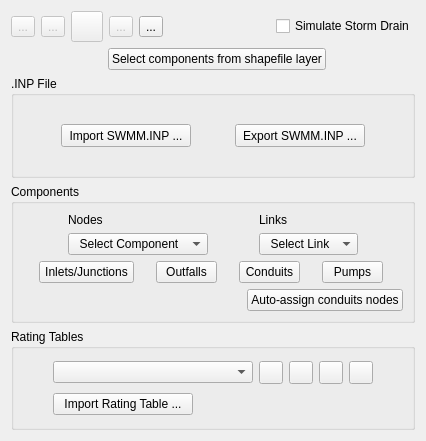
Before: the Qt Designer form flo2d/ui/storm_drain_editor.ui in FLO-2DSoftware/qgis-flo-2d-plugin, drawn with Qt 5.
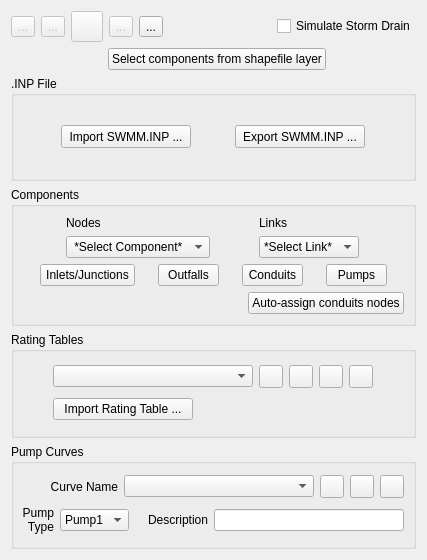
After: the same form once the commit is applied. Icons and pictures are not drawn.

Commit message: SD pumps curve functionality from SD widget

Diff of the .ui file:
```diff
--- a/flo2d/ui/storm_drain_editor.ui
+++ b/flo2d/ui/storm_drain_editor.ui
@@ -6,8 +6,8 @@
    <rect>
     <x>0</x>
     <y>0</y>
-    <width>426</width>
-    <height>441</height>
+    <width>427</width>
+    <height>560</height>
    </rect>
   </property>
   <property name="minimumSize">
@@ -19,7 +19,188 @@
   <property name="windowTitle">
    <string>FLO-2D Widget</string>
   </property>
-  <layout class="QGridLayout" name="gridLayout_6">
+  <layout class="QGridLayout" name="gridLayout_5">
+   <item row="0" column="0">
+    <widget class="QToolButton" name="create_point_btn">
+     <property name="enabled">
+      <bool>false</bool>
+     </property>
+     <property name="toolTip">
+      <string>Add storm drain ooint</string>
+     </property>
+     <property name="text">
+      <string>...</string>
+     </property>
+     <property name="icon">
+      <iconset>
+       <normaloff>../../../../../img/mActionCapturePoint.png</normaloff>../../../../../img/mActionCapturePoint.png</iconset>
+     </property>
+     <property name="iconSize">
+      <size>
+       <width>24</width>
+       <height>24</height>
+      </size>
+     </property>
+    </widget>
+   </item>
+   <item row="0" column="1">
+    <widget class="QToolButton" name="save_changes_btn">
+     <property name="enabled">
+      <bool>false</bool>
+     </property>
+     <property name="toolTip">
+      <string>Save current storm drain points</string>
+     </property>
+     <property name="text">
+      <string>...</string>
+     </property>
+     <property name="icon">
+      <iconset>
+       <normaloff>../../../../../img/mActionSaveAllEdits.svg</normaloff>../../../../../img/mActionSaveAllEdits.svg</iconset>
+     </property>
+     <property name="iconSize">
+      <size>
+       <width>24</width>
+       <height>24</height>
+      </size>
+     </property>
+    </widget>
+   </item>
+   <item row="0" column="2">
+    <widget class="QToolButton" name="revert_changes_btn">
+     <property name="enabled">
+      <bool>false</bool>
+     </property>
+     <property name="maximumSize">
+      <size>
+       <width>16777215</width>
+       <height>16777215</height>
+      </size>
+     </property>
+     <property name="toolTip">
+      <string>Revert unsaved changes for current storm drain point</string>
+     </property>
+     <property name="text">
+      <string/>
+     </property>
+     <property name="icon">
+      <iconset>
+       <normaloff>../../../../../img/mActionUndo.svg</normaloff>../../../../../img/mActionUndo.svg</iconset>
+     </property>
+     <property name="iconSize">
+      <size>
+       <width>24</width>
+       <height>24</height>
+      </size>
+     </property>
+    </widget>
+   </item>
+   <item row="0" column="3">
+    <widget class="QToolButton" name="delete_btn">
+     <property name="enabled">
+      <bool>false</bool>
+     </property>
+     <property name="toolTip">
+      <string>Delete Current storm drain point</string>
+     </property>
+     <property name="text">
+      <string>...</string>
+     </property>
+     <property name="icon">
+      <iconset>
+       <normaloff>../../../../../img/mActionDeleteSelected.svg</normaloff>../../../../../img/mActionDeleteSelected.svg</iconset>
+     </property>
+     <property name="iconSize">
+      <size>
+       <width>24</width>
+       <height>24</height>
+      </size>
+     </property>
+    </widget>
+   </item>
+   <item row="0" column="4">
+    <widget class="QToolButton" name="schema_storm_drain_btn">
+     <property name="enabled">
+      <bool>true</bool>
+     </property>
+     <property name="toolTip">
+      <string>Schematize storm drain components</string>
+     </property>
+     <property name="text">
+      <string>...</string>
+     </property>
+     <property name="icon">
+      <iconset>
+       <normaloff>../../../../../img/schematize_res.svg</normaloff>../../../../../img/schematize_res.svg</iconset>
+     </property>
+     <property name="iconSize">
+      <size>
+       <width>24</width>
+       <height>24</height>
+      </size>
+     </property>
+    </widget>
+   </item>
+   <item row="0" column="5">
+    <spacer name="horizontalSpacer_3">
+     <property name="orientation">
+      <enum>Qt::Horizontal</enum>
+     </property>
+     <property name="sizeHint" stdset="0">
+      <size>
+       <width>44</width>
+       <height>20</height>
+      </size>
+     </property>
+    </spacer>
+   </item>
+   <item row="0" column="6">
+    <widget class="QCheckBox" name="simulate_stormdrain_chbox">
+     <property name="text">
+      <string>Simulate Storm Drain</string>
+     </property>
+    </widget>
+   </item>
+   <item row="1" column="0" colspan="7">
+    <layout class="QGridLayout" name="gridLayout">
+     <item row="0" column="0">
+      <spacer name="horizontalSpacer">
+       <property name="orientation">
+        <enum>Qt::Horizontal</enum>
+       </property>
+       <property name="sizeHint" stdset="0">
+        <size>
+         <width>102</width>
+         <height>20</height>
+        </size>
+       </property>
+      </spacer>
+     </item>
+     <item row="0" column="1">
+      <widget class="QPushButton" name="import_shapefile_btn">
+       <property name="enabled">
+        <bool>true</bool>
+       </property>
+       <property name="text">
+        <string>Select components from shapefile layer</string>
+       </property>
+      </widget>
+     </item>
+     <item row="0" column="2">
+      <spacer name="horizontalSpacer_2">
+       <property name="orientation">
+        <enum>Qt::Horizontal</enum>
+       </property>
+       <property name="sizeHint" stdset="0">
+        <size>
+         <width>94</width>
+         <height>20</height>
+        </size>
+       </property>
+      </spacer>
+     </item>
+    </layout>
+   </item>
    <item row="2" column="0" colspan="7">
     <widget class="QGroupBox" name="box_Inp">
      <property name="title">
@@ -64,140 +245,6 @@
      </layout>
     </widget>
    </item>
-   <item row="4" column="0" colspan="7">
-    <widget class="QGroupBox" name="rating_tables_group">
-     <property name="title">
-      <string>Rating Tables</string>
-     </property>
-     <layout class="QGridLayout" name="gridLayout_4">
-      <item row="0" column="0">
-       <layout class="QHBoxLayout" name="horizontalLayout_3">
-        <item>
-         <widget class="QComboBox" name="SD_rating_table_cbo">
-          <property name="enabled">
-           <bool>true</bool>
-          </property>
-          <property name="sizePolicy">
-           <sizepolicy hsizetype="Preferred" vsizetype="Fixed">
-            <horstretch>0</horstretch>
-            <verstretch>0</verstretch>
-           </sizepolicy>
-          </property>
-          <property name="minimumSize">
-           <size>
-            <width>200</width>
-            <height>0</height>
-           </size>
-          </property>
-          <property name="maximumSize">
-           <size>
-            <width>500</width>
-            <height>16777215</height>
-           </size>
-          </property>
-          <property name="maxVisibleItems">
-           <number>20</number>
-          </property>
-         </widget>
-        </item>
-        <item>
-         <layout class="QHBoxLayout" name="horizontalLayout_2">
-          <item>
-           <widget class="QToolButton" name="show_table_btn">
-            <property name="enabled">
-             <bool>true</bool>
-            </property>
-            <property name="toolTip">
-             <string>Show inlet rating table</string>
-            </property>
-            <property name="text">
-             <string/>
-            </property>
-           </widget>
-          </item>
-          <item>
-           <widget class="QToolButton" name="add_one_rtable_btn">
-            <property name="enabled">
-             <bool>true</bool>
-            </property>
-            <property name="toolTip">
-             <string>Add inlet rating table</string>
-            </property>
-            <property name="text">
-             <string/>
-            </property>
-            <property name="icon">
-             <iconset>
-              <normaloff>../img/add_bc_data.svg</normaloff>../img/add_bc_data.svg</iconset>
-            </property>
-           </widget>
-          </item>
-          <item>
-           <widget class="QToolButton" name="remove_rtable_btn">
-            <property name="enabled">
-             <bool>true</bool>
-            </property>
-            <property name="toolTip">
-             <string>Remove inlet rating table</string>
-            </property>
-            <property name="text">
-             <string/>
-            </property>
-            <property name="icon">
-             <iconset>
-              <normaloff>../img/mActionDeleteSelected.svg</normaloff>../img/mActionDeleteSelected.svg</iconset>
-            </property>
-           </widget>
-          </item>
-          <item>
-           <widget class="QToolButton" name="rename_rtable_btn">
-            <property name="enabled">
-             <bool>true</bool>
-            </property>
-            <property name="toolTip">
-             <string>Rename inlet rating table</string>
-            </property>
-            <property name="text">
-             <string/>
-            </property>
-            <property name="icon">
-             <iconset>
-              <normaloff>../img/change_name.svg</normaloff>../img/change_name.svg</iconset>
-            </property>
-           </widget>
-          </item>
-         </layout>
-        </item>
-       </layout>
-      </item>
-      <item row="1" column="0">
-       <widget class="QPushButton" name="import_rating_table_btn">
-        <property name="sizePolicy">
-         <sizepolicy hsizetype="Fixed" vsizetype="Fixed">
-          <horstretch>0</horstretch>
-          <verstretch>0</verstretch>
-         </sizepolicy>
-        </property>
-        <property name="minimumSize">
-         <size>
-          <width>140</width>
-          <height>0</height>
-         </size>
-        </property>
-        <property name="maximumSize">
-         <size>
-          <width>140</width>
-          <height>16777215</height>
-         </size>
-        </property>
-        <property name="text">
-         <string>Import Rating Table ...</string>
-        </property>
-       </widget>
-      </item>
-     </layout>
-    </widget>
-   </item>
    <item row="3" column="0" colspan="7">
     <widget class="QGroupBox" name="components_group">
      <property name="title">
@@ -335,7 +382,7 @@
             </property>
             <item>
              <property name="text">
-              <string>  Select Component  </string>
+              <string> *Select Component* </string>
              </property>
             </item>
             <item>
@@ -370,11 +417,11 @@
              </sizepolicy>
             </property>
             <property name="currentText">
-             <string>  Select Link  </string>
+             <string>*Select Link*</string>
             </property>
             <item>
              <property name="text">
-              <string>  Select Link  </string>
+              <string>*Select Link*</string>
              </property>
             </item>
             <item>
@@ -406,187 +453,377 @@
      </layout>
     </widget>
    </item>
-   <item row="0" column="0">
-    <widget class="QToolButton" name="create_point_btn">
-     <property name="enabled">
-      <bool>false</bool>
+   <item row="4" column="0" colspan="7">
+    <widget class="QGroupBox" name="rating_tables_group">
+     <property name="title">
+      <string>Rating Tables</string>
      </property>
-     <property name="toolTip">
-      <string>Add storm drain ooint</string>
-     </property>
-     <property name="text">
-      <string>...</string>
-     </property>
-     <property name="icon">
-      <iconset>
-       <normaloff>../../../../../img/mActionCapturePoint.png</normaloff>../../../../../img/mActionCapturePoint.png</iconset>
-     </property>
-     <property name="iconSize">
-      <size>
-       <width>24</width>
-       <height>24</height>
-      </size>
-     </property>
+     <layout class="QGridLayout" name="gridLayout_4">
+      <item row="0" column="0">
+       <layout class="QHBoxLayout" name="horizontalLayout_3">
+        <item>
+         <widget class="QComboBox" name="SD_rating_table_cbo">
+          <property name="enabled">
+           <bool>true</bool>
+          </property>
+          <property name="sizePolicy">
+           <sizepolicy hsizetype="Preferred" vsizetype="Fixed">
+            <horstretch>0</horstretch>
+            <verstretch>0</verstretch>
+           </sizepolicy>
+          </property>
+          <property name="minimumSize">
+           <size>
+            <width>200</width>
+            <height>0</height>
+           </size>
+          </property>
+          <property name="maximumSize">
+           <size>
+            <width>500</width>
+            <height>16777215</height>
+           </size>
+          </property>
+          <property name="maxVisibleItems">
+           <number>20</number>
+          </property>
+         </widget>
+        </item>
+        <item>
+         <layout class="QHBoxLayout" name="horizontalLayout_2">
+          <item>
+           <widget class="QToolButton" name="show_table_btn">
+            <property name="enabled">
+             <bool>true</bool>
+            </property>
+            <property name="toolTip">
+             <string>Show inlet rating table</string>
+            </property>
+            <property name="text">
+             <string/>
+            </property>
+            <property name="icon">
+             <iconset>
+              <normaloff>../img/show_cont_table.svg</normaloff>../img/show_cont_table.svg</iconset>
+            </property>
+           </widget>
+          </item>
+          <item>
+           <widget class="QToolButton" name="add_one_rtable_btn">
+            <property name="enabled">
+             <bool>true</bool>
+            </property>
+            <property name="toolTip">
+             <string>Add inlet rating table</string>
+            </property>
+            <property name="text">
+             <string/>
+            </property>
+            <property name="icon">
+             <iconset>
+              <normaloff>../img/add_table_data.svg</normaloff>../img/add_table_data.svg</iconset>
+            </property>
+           </widget>
+          </item>
+          <item>
+           <widget class="QToolButton" name="remove_rtable_btn">
+            <property name="enabled">
+             <bool>true</bool>
+            </property>
+            <property name="toolTip">
+             <string>Remove inlet rating table</string>
+            </property>
+            <property name="text">
+             <string/>
+            </property>
+            <property name="icon">
+             <iconset>
+              <normaloff>../img/mActionDeleteSelected.svg</normaloff>../img/mActionDeleteSelected.svg</iconset>
+            </property>
+           </widget>
+          </item>
+          <item>
+           <widget class="QToolButton" name="rename_rtable_btn">
+            <property name="enabled">
+             <bool>true</bool>
+            </property>
+            <property name="toolTip">
+             <string>Rename inlet rating table</string>
+            </property>
+            <property name="text">
+             <string/>
+            </property>
+            <property name="icon">
+             <iconset>
+              <normaloff>../img/change_name.svg</normaloff>../img/change_name.svg</iconset>
+            </property>
+           </widget>
+          </item>
+         </layout>
+        </item>
+       </layout>
+      </item>
+      <item row="1" column="0">
+       <widget class="QPushButton" name="import_rating_table_btn">
+        <property name="sizePolicy">
+         <sizepolicy hsizetype="Fixed" vsizetype="Fixed">
+          <horstretch>0</horstretch>
+          <verstretch>0</verstretch>
+         </sizepolicy>
+        </property>
+        <property name="minimumSize">
+         <size>
+          <width>140</width>
+          <height>0</height>
+         </size>
+        </property>
+        <property name="maximumSize">
+         <size>
+          <width>140</width>
+          <height>16777215</height>
+         </size>
+        </property>
+        <property name="text">
+         <string>Import Rating Table ...</string>
+        </property>
+       </widget>
+      </item>
+     </layout>
     </widget>
    </item>
-   <item row="0" column="1">
-    <widget class="QToolButton" name="save_changes_btn">
-     <property name="enabled">
-      <bool>false</bool>
+   <item row="5" column="0" colspan="7">
+    <widget class="QGroupBox" name="groupBox">
+     <property name="title">
+      <string>Pump Curves</string>
      </property>
-     <property name="toolTip">
-      <string>Save current storm drain points</string>
+     <property name="alignment">
+      <set>Qt::AlignLeading|Qt::AlignLeft|Qt::AlignTop</set>
      </property>
-     <property name="text">
-      <string>...</string>
-     </property>
-     <property name="icon">
-      <iconset>
-       <normaloff>../../../../../img/mActionSaveAllEdits.svg</normaloff>../../../../../img/mActionSaveAllEdits.svg</iconset>
-     </property>
-     <property name="iconSize">
-      <size>
-       <width>24</width>
-       <height>24</height>
-      </size>
-     </property>
-    </widget>
-   </item>
-   <item row="0" column="3">
-    <widget class="QToolButton" name="delete_btn">
-     <property name="enabled">
+     <property name="flat">
       <bool>false</bool>
      </property>
-     <property name="toolTip">
-      <string>Delete Current storm drain point</string>
-     </property>
-     <property name="text">
-      <string>...</string>
-     </property>
-     <property name="icon">
-      <iconset>
-       <normaloff>../../../../../img/mActionDeleteSelected.svg</normaloff>../../../../../img/mActionDeleteSelected.svg</iconset>
-     </property>
-     <property name="iconSize">
-      <size>
-       <width>24</width>
-       <height>24</height>
-      </size>
-     </property>
+     <layout class="QVBoxLayout" name="verticalLayout_3">
+      <item>
+       <layout class="QHBoxLayout" name="horizontalLayout_9">
+        <item>
+         <layout class="QHBoxLayout" name="horizontalLayout_6">
+          <item>
+           <widget class="QLabel" name="label_7">
+            <property name="text">
+             <string>Curve Name</string>
+            </property>
+            <property name="alignment">
+             <set>Qt::AlignRight|Qt::AlignTrailing|Qt::AlignVCenter</set>
+            </property>
+            <property name="wordWrap">
+             <bool>true</bool>
+            </property>
+           </widget>
+          </item>
+          <item>
+           <widget class="QComboBox" name="pump_curve_cbo">
+            <property name="sizePolicy">
+             <sizepolicy hsizetype="Fixed" vsizetype="Fixed">
+              <horstretch>0</horstretch>
+              <verstretch>0</verstretch>
+             </sizepolicy>
+            </property>
+            <property name="minimumSize">
+             <size>
+              <width>190</width>
+              <height>22</height>
+             </size>
+            </property>
+            <property name="maximumSize">
+             <size>
+              <width>190</width>
+              <height>22</height>
+             </size>
+            </property>
+            <property name="insertPolicy">
+             <enum>QComboBox::InsertAtBottom</enum>
+            </property>
+            <property name="duplicatesEnabled">
+             <bool>false</bool>
+            </property>
+           </widget>
+          </item>
+         </layout>
+        </item>
+        <item>
+         <layout class="QHBoxLayout" name="horizontalLayout_7">
+          <item>
+           <widget class="QToolButton" name="add_pump_curve_btn">
+            <property name="enabled">
+             <bool>true</bool>
+            </property>
+            <property name="toolTip">
+             <string>Add pump curve</string>
+            </property>
+            <property name="text">
+             <string/>
+            </property>
+            <property name="icon">
+             <iconset>
+              <normaloff>../img/add_table_data.svg</normaloff>../img/add_table_data.svg</iconset>
+            </property>
+           </widget>
+          </item>
+          <item>
+           <widget class="QToolButton" name="remove_pump_curve_btn">
+            <property name="enabled">
+             <bool>true</bool>
+            </property>
+            <property name="toolTip">
+             <string>Remove pump curve</string>
+            </property>
+            <property name="text">
+             <string/>
+            </property>
+            <property name="icon">
+             <iconset>
+              <normaloff>../img/mActionDeleteSelected.svg</normaloff>../img/mActionDeleteSelected.svg</iconset>
+            </property>
+           </widget>
+          </item>
+          <item>
+           <widget class="QToolButton" name="rename_pump_curve_btn">
+            <property name="enabled">
+             <bool>true</bool>
+            </property>
+            <property name="toolTip">
+             <string>Rename pump curve</string>
+            </property>
+            <property name="text">
+             <string/>
+            </property>
+            <property name="icon">
+             <iconset>
+              <normaloff>../img/change_name.svg</normaloff>../img/change_name.svg</iconset>
+            </property>
+           </widget>
+          </item>
+         </layout>
+        </item>
+       </layout>
+      </item>
+      <item>
+       <layout class="QHBoxLayout" name="horizontalLayout_11">
+        <item>
+         <layout class="QHBoxLayout" name="horizontalLayout_10">
+          <item>
+           <widget class="QLabel" name="label_3">
+            <property name="maximumSize">
+             <size>
+              <width>31</width>
+              <height>16777215</height>
+             </size>
+            </property>
+            <property name="sizeIncrement">
+             <size>
+              <width>31</width>
+              <height>0</height>
+             </size>
+            </property>
+            <property name="text">
+             <string>Pump Type</string>
+            </property>
+            <property name="alignment">
+             <set>Qt::AlignRight|Qt::AlignTrailing|Qt::AlignVCenter</set>
+            </property>
+            <property name="wordWrap">
+             <bool>true</bool>
+            </property>
+           </widget>
+          </item>
+          <item>
+           <widget class="QComboBox" name="pump_curve_type_cbo">
+            <property name="sizePolicy">
+             <sizepolicy hsizetype="Fixed" vsizetype="Fixed">
+              <horstretch>0</horstretch>
+              <verstretch>0</verstretch>
+             </sizepolicy>
+            </property>
+            <property name="minimumSize">
+             <size>
+              <width>0</width>
+              <height>22</height>
+             </size>
+            </property>
+            <property name="maximumSize">
+             <size>
+              <width>16777215</width>
+              <height>22</height>
+             </size>
+            </property>
+            <property name="currentText">
+             <string>Pump1</string>
+            </property>
+            <item>
+             <property name="text">
+              <string>Pump1</string>
+             </property>
+            </item>
+            <item>
+             <property name="text">
+              <string>Pump2</string>
+             </property>
+            </item>
+            <item>
+             <property name="text">
+              <string>Pump3</string>
+             </property>
+            </item>
+            <item>
+             <property name="text">
+              <string>Pump4</string>
+             </property>
+            </item>
+           </widget>
+          </item>
+         </layout>
+        </item>
+        <item>
+         <layout class="QHBoxLayout" name="horizontalLayout_8">
+          <item>
+           <widget class="QLabel" name="label_6">
+            <property name="text">
+             <string>Description</string>
+            </property>
+            <property name="alignment">
+             <set>Qt::AlignRight|Qt::AlignTrailing|Qt::AlignVCenter</set>
+            </property>
+           </widget>
+          </item>
+          <item>
+           <widget class="QLineEdit" name="pump_curve_description_le">
+            <property name="sizePolicy">
+             <sizepolicy hsizetype="Fixed" vsizetype="Fixed">
+              <horstretch>0</horstretch>
+              <verstretch>0</verstretch>
+             </sizepolicy>
+            </property>
+            <property name="minimumSize">
+             <size>
+              <width>190</width>
+              <height>22</height>
+             </size>
+            </property>
+            <property name="maximumSize">
+             <size>
+              <width>190</width>
+              <height>22</height>
+             </size>
+            </property>
+           </widget>
+          </item>
+         </layout>
+        </item>
+       </layout>
+      </item>
+     </layout>
     </widget>
    </item>
-   <item row="0" column="4">
-    <widget class="QToolButton" name="schema_storm_drain_btn">
-     <property name="enabled">
-      <bool>true</bool>
-     </property>
-     <property name="toolTip">
-      <string>Schematize storm drain components</string>
-     </property>
-     <property name="text">
-      <string>...</string>
-     </property>
-     <property name="icon">
-      <iconset>
-       <normaloff>../../../../../img/schematize_res.svg</normaloff>../../../../../img/schematize_res.svg</iconset>
-     </property>
-     <property name="iconSize">
-      <size>
-       <width>24</width>
-       <height>24</height>
-      </size>
-     </property>
-    </widget>
-   </item>
-   <item row="0" column="6">
-    <widget class="QCheckBox" name="simulate_stormdrain_chbox">
-     <property name="text">
-      <string>Simulate Storm Drain</string>
-     </property>
-    </widget>
-   </item>
-   <item row="0" column="2">
-    <widget class="QToolButton" name="revert_changes_btn">
-     <property name="enabled">
-      <bool>false</bool>
-     </property>
-     <property name="maximumSize">
-      <size>
-       <width>16777215</width>
-       <height>16777215</height>
-      </size>
-     </property>
-     <property name="toolTip">
-      <string>Revert unsaved changes for current storm drain point</string>
-     </property>
-     <property name="text">
-      <string/>
-     </property>
-     <property name="icon">
-      <iconset>
-       <normaloff>../../../../../img/mActionUndo.svg</normaloff>../../../../../img/mActionUndo.svg</iconset>
-     </property>
-     <property name="iconSize">
-      <size>
-       <width>24</width>
-       <height>24</height>
-      </size>
-     </property>
-    </widget>
-   </item>
-   <item row="1" column="0" colspan="7">
-    <layout class="QGridLayout" name="gridLayout">
-     <item row="0" column="0">
-      <spacer name="horizontalSpacer">
-       <property name="orientation">
-        <enum>Qt::Horizontal</enum>
-       </property>
-       <property name="sizeHint" stdset="0">
-        <size>
-         <width>102</width>
-         <height>20</height>
-        </size>
-       </property>
-      </spacer>
-     </item>
-     <item row="0" column="1">
-      <widget class="QPushButton" name="import_shapefile_btn">
-       <property name="enabled">
-        <bool>true</bool>
-       </property>
-       <property name="text">
-        <string>Select components from shapefile layer</string>
-       </property>
-      </widget>
-     </item>
-     <item row="0" column="2">
-      <spacer name="horizontalSpacer_2">
-       <property name="orientation">
-        <enum>Qt::Horizontal</enum>
-       </property>
-       <property name="sizeHint" stdset="0">
-        <size>
-         <width>94</width>
-         <height>20</height>
-        </size>
-       </property>
-      </spacer>
-     </item>
-    </layout>
-   </item>
-   <item row="0" column="5">
-    <spacer name="horizontalSpacer_3">
-     <property name="orientation">
-      <enum>Qt::Horizontal</enum>
-     </property>
-     <property name="sizeHint" stdset="0">
-      <size>
-       <width>44</width>
-       <height>20</height>
-      </size>
-     </property>
-    </spacer>
-   </item>
   </layout>
  </widget>
  <resources/>
```
The commit also changes 16 other files.
